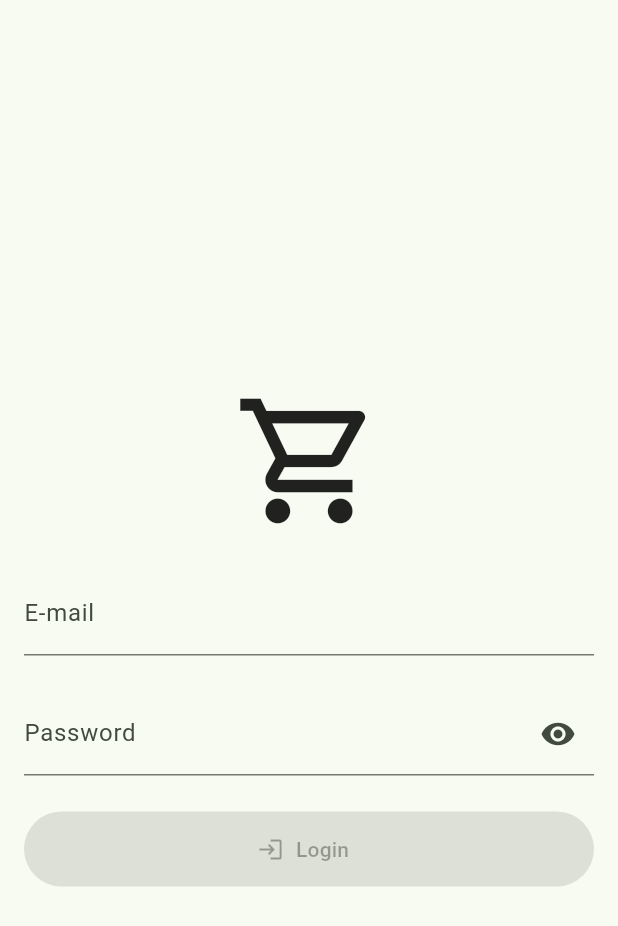
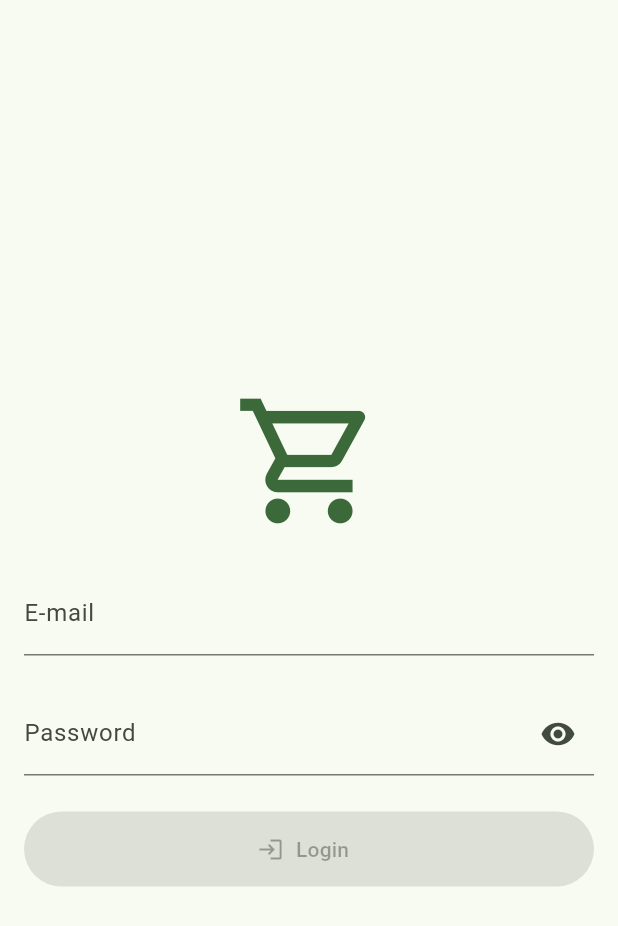
Before and after one commit to andrepg/mart, a Flutter app: the screen it shows after launch, on a phone screen of 412 x 824 dp. Shown: the top 926 px of the screen. Run offline on Flutter 3.47's test engine with Material 2 defaults, Android fonts, the phone set to English and light mode, and no system bars.

Commit message:
🎨 Include colorScheme and new login

```diff
--- a/lib/main.dart
+++ b/lib/main.dart
@@ -14,7 +14,7 @@ class MyApp extends StatelessWidget {
     return MaterialApp(
       title: 'Smartcado',
       theme: ThemeData(
-        colorScheme: ColorScheme.fromSeed(seedColor: const Color.fromARGB(255, 33, 125, 36)),
+        colorScheme: ColorScheme.fromSeed(seedColor: Colors.green.shade800),
         useMaterial3: true,
       ),
       home: const LoginScreen(),
--- a/lib/screens/login.dart
+++ b/lib/screens/login.dart
@@ -17,8 +17,10 @@ class _LoginScreenState extends State<LoginScreen> {
 
   @override
   Widget build(BuildContext context) {
-    return Scaffold(
-      body: Form(
+    return Scaffold(body: _getFormLayoutInfo());
+  }
+
+  Form _getFormLayoutInfo() => Form(
         key: _globalKey,
         child: Padding(
           padding: const EdgeInsets.all(16),
@@ -30,6 +32,7 @@ class _LoginScreenState extends State<LoginScreen> {
                 padding: const EdgeInsets.all(24.0),
                 child: Icon(
                   Icons.shopping_cart_outlined,
+                  color: Theme.of(context).primaryColor,
                   size: const Size.fromHeight(100).height,
                 ),
               ),
@@ -70,9 +73,7 @@ class _LoginScreenState extends State<LoginScreen> {
             ],
           ),
         ),
-      ),
-    );
-  }
+      );
 
   /// Returns icon used as template to illustrate our show/hide
   /// password toggle button - the one besides password input
```
Also changed, not shown: lib/screens/main_screen.dart (deleted, +0 -64 lines).
